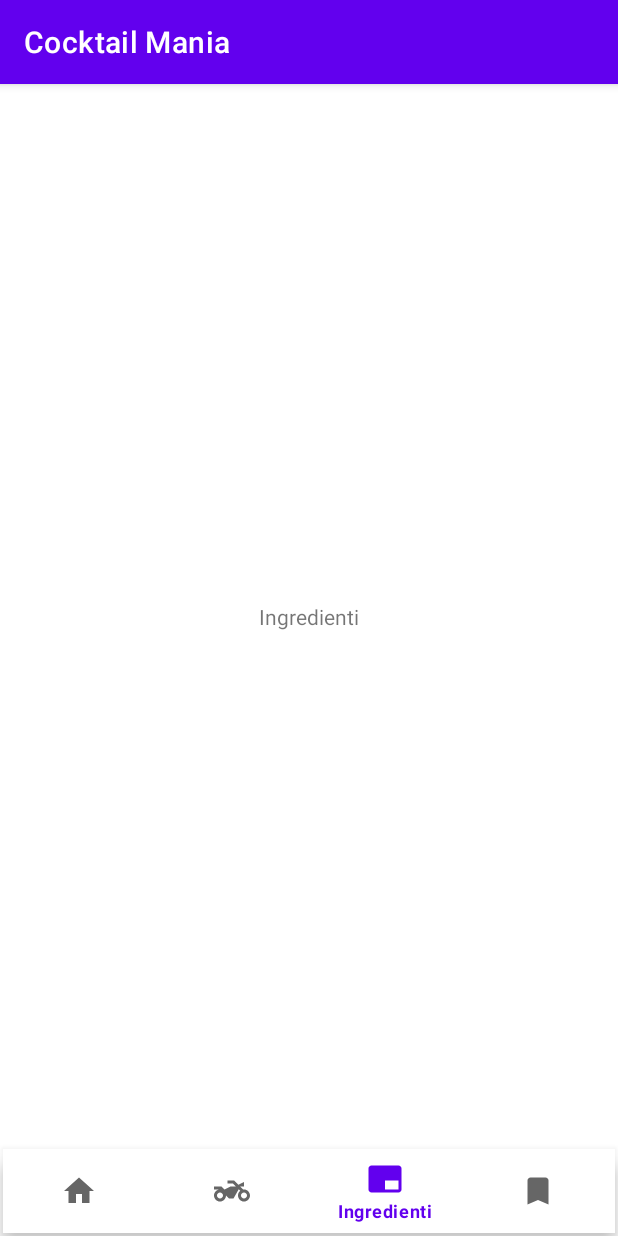
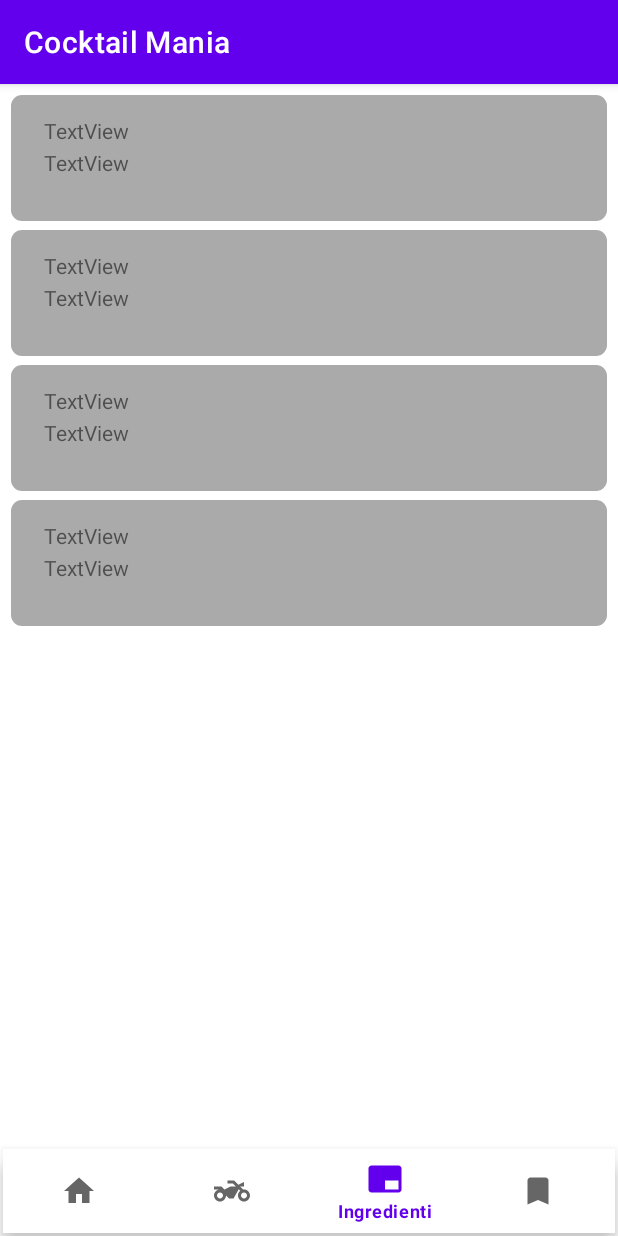
Before and after one commit to Menoz2000/Cocktail_Mania, an Android app: the IngredientActivity screen opened directly, with no data from a screen before it, on a phone screen of 412 x 824 dp. Run offline under Robolectric (Android 15) with nearby library versions, the phone set to English and light mode, and no system bars; 3 statements that could not run were skipped.

Commit message:
proco a fare la recycler view

```diff
--- a/app/src/main/java/com/example/cocktailmania/ingredient/IngredientActivity.java
+++ b/app/src/main/java/com/example/cocktailmania/ingredient/IngredientActivity.java
@@ -1,9 +1,13 @@
 package com.example.cocktailmania.ingredient;
 
 import androidx.appcompat.app.AppCompatActivity;
+import androidx.recyclerview.widget.LinearLayoutManager;
+import androidx.recyclerview.widget.RecyclerView;
 
 import android.content.Intent;
+import android.database.Cursor;
 import android.os.Bundle;
+import android.widget.Toast;
 
 import com.example.cocktailmania.naviga.MainActivity;
 import com.example.cocktailmania.R;
@@ -11,11 +15,15 @@ import com.example.cocktailmania.book.BookActivity;
 import com.example.cocktailmania.cocktail.CocktailActivity;
 import com.google.android.material.bottomnavigation.BottomNavigationView;
 
+import java.util.ArrayList;
+import java.util.List;
+
 public class IngredientActivity extends AppCompatActivity {
 
 
     Intent intent;
-
+    RecyclerView recyclerView;
+    List<IngredientElem> elems;
     @Override
     protected void onCreate(Bundle savedInstanceState) {
         super.onCreate(savedInstanceState);
@@ -29,19 +37,19 @@ public class IngredientActivity extends AppCompatActivity {
                 case R.id.navigaButton:
                     intent = new Intent(IngredientActivity.this, MainActivity.class);
                     startActivity(intent);
-                    overridePendingTransition(android.R.anim.slide_in_left,android.R.anim.slide_out_right);
+                    overridePendingTransition(android.R.anim.slide_in_left, android.R.anim.slide_out_right);
                     break;
 
                 case R.id.cocktailButton:
                     intent = new Intent(IngredientActivity.this, CocktailActivity.class);
                     startActivity(intent);
-                    overridePendingTransition(android.R.anim.slide_in_left,android.R.anim.slide_out_right);
+                    overridePendingTransition(android.R.anim.slide_in_left, android.R.anim.slide_out_right);
                     break;
 
                 case R.id.bookButton:
                     intent = new Intent(IngredientActivity.this, BookActivity.class);
                     startActivity(intent);
-                    overridePendingTransition(android.R.anim.slide_in_left,android.R.anim.slide_out_right);
+                    overridePendingTransition(android.R.anim.slide_in_left, android.R.anim.slide_out_right);
                     break;
 
                 default:
@@ -50,5 +58,18 @@ public class IngredientActivity extends AppCompatActivity {
 
             return true;
         });
+
+        recyclerView=findViewById(R.id.ingRv);
+
+        elems=new ArrayList<>();
+        elems.add(new IngredientElem(1,"ing_1.jpg","Ghiaccio","Ghiaccio a cubetti"));
+        elems.add(new IngredientElem(2,"ing_2.jpg","Gin","Gin mare"));
+        elems.add(new IngredientElem(3,"ing_3.jpg","Acqua Tonica",""));
+        elems.add(new IngredientElem(4,"ing_4.jpg","Limone",""));
+
+        LinearLayoutManager linearLayoutManager=new LinearLayoutManager(getApplicationContext());
+        recyclerView.setLayoutManager(linearLayoutManager);
+        IngredientAdapter ingredientAdapter=new IngredientAdapter((ArrayList<IngredientElem>) elems,IngredientActivity.this);
+        recyclerView.setAdapter(ingredientAdapter);
     }
 }
--- /dev/null
+++ b/app/src/main/java/com/example/cocktailmania/ingredient/IngredientAdapter.java
@@ -0,0 +1,71 @@
+package com.example.cocktailmania.ingredient;
+
+import android.content.Context;
+import android.view.LayoutInflater;
+import android.view.View;
+import android.view.ViewGroup;
+import android.widget.ImageView;
+import android.widget.TextView;
+import android.widget.Toast;
+
+import androidx.annotation.NonNull;
+import androidx.recyclerview.widget.RecyclerView;
+
+import com.example.cocktailmania.R;
+
+import java.util.ArrayList;
+
+public class IngredientAdapter extends RecyclerView.Adapter{
+
+    ArrayList<IngredientElem> elems;
+    Context context;
+
+    public IngredientAdapter(ArrayList<IngredientElem> elems, Context context) {
+        this.elems = elems;
+        this.context = context;
+    }
+
+    @NonNull
+    @Override
+    public RecyclerView.ViewHolder onCreateViewHolder(@NonNull ViewGroup parent, int viewType) {
+        View v= LayoutInflater.from(parent.getContext()).inflate(R.layout.ing_row,parent,false);
+        ViewHolder viewHolder=new ViewHolder(v);
+        return viewHolder;
+    }
+
+    @Override
+    public void onBindViewHolder(@NonNull RecyclerView.ViewHolder holder, int position) {
+        ViewHolder myViewHolder=(ViewHolder)holder;
+        myViewHolder.img.setImageDrawable(elems.get(position));
+        myViewHolder.nome.setText(elems.get(position));
+        myViewHolder.sottotitolo.setText(elems.get(position));
+
+
+        holder.itemView.setOnClickListener(new View.OnClickListener() {
+            @Override
+            public void onClick(View v) {
+                Toast.makeText(v.getContext(), elems.get(position),Toast.LENGTH_LONG).show();
+            }
+        });
+
+    }
+
+    @Override
+    public int getItemCount() {
+        return elems.size();
+    }
+
+    public class ViewHolder extends RecyclerView.ViewHolder{
+
+        TextView nome,sottotitolo;
+        ImageView img;
+
+        public ViewHolder(@NonNull View itemView) {
+            super(itemView);
+
+            img=itemView.findViewById(R.id.imageView);
+            nome=itemView.findViewById(R.id.ingNome);
+            sottotitolo=itemView.findViewById(R.id.ingSottotitolo);
+        }
+    }
+}
--- /dev/null
+++ b/app/src/main/java/com/example/cocktailmania/ingredient/IngredientElem.java
@@ -0,0 +1,60 @@
+package com.example.cocktailmania.ingredient;
+
+public class IngredientElem {
+    private int id;
+    private String img;
+    private String nome;
+    private String sottotitolo;
+
+    public IngredientElem(int id, String img, String nome, String sottotitolo) {
+        this.id = id;
+        this.img = img;
+        this.nome = nome;
+        this.sottotitolo = sottotitolo;
+    }
+
+    public IngredientElem() {
+    }
+
+    public int getId() {
+        return id;
+    }
+
+    public void setId(int id) {
+        this.id = id;
+    }
+
+    public String getImg() {
+        return img;
+    }
+
+    public void setImg(String img) {
+        this.img = img;
+    }
+
+    public String getNome() {
+        return nome;
+    }
+
+    public void setNome(String nome) {
+        this.nome = nome;
+    }
+
+    public String getSottotitolo() {
+        return sottotitolo;
+    }
+
+    public void setSottotitolo(String sottotitolo) {
+        this.sottotitolo = sottotitolo;
+    }
+
+    @Override
+    public String toString() {
+        return "IngredientElem{" +
+                "id=" + id +
+                ", img='" + img + '\'' +
+                ", nome='" + nome + '\'' +
+                ", sottotitolo='" + sottotitolo + '\'' +
+                '}';
+    }
+}
--- /dev/null
+++ b/app/src/main/res/drawable/custom_shape.xml
@@ -0,0 +1,13 @@
+<?xml version="1.0" encoding="utf-8"?>
+<shape xmlns:android="http://schemas.android.com/apk/res/android"
+    android:shape="rectangle">
+    <gradient
+        android:angle="270"
+        android:endColor="@android:color/darker_gray"
+        android:startColor="@android:color/darker_gray"></gradient>
+    <corners
+        android:bottomLeftRadius="7dp"
+        android:bottomRightRadius="7dp"
+        android:topLeftRadius="7dp"
+        android:topRightRadius="7dp"></corners>
+</shape>
--- a/app/src/main/res/layout/activity_ingredient.xml
+++ b/app/src/main/res/layout/activity_ingredient.xml
@@ -6,10 +6,14 @@
     android:layout_height="match_parent"
     tools:context=".ingredient.IngredientActivity">
 
-    <TextView
-        android:layout_width="wrap_content"
-        android:layout_height="wrap_content"
-        android:text="@string/ingredienti"
+    <androidx.recyclerview.widget.RecyclerView
+        android:id="@+id/ingRv"
+        android:layout_width="409dp"
+        android:layout_height="0dp"
+        android:layout_marginStart="2dp"
+        android:layout_marginTop="1dp"
+        android:layout_marginEnd="2dp"
+        android:layout_marginBottom="1dp"
         app:layout_constraintBottom_toTopOf="@+id/bottomNavigationView"
         app:layout_constraintEnd_toEndOf="parent"
         app:layout_constraintStart_toStartOf="parent"
--- /dev/null
+++ b/app/src/main/res/layout/ing_row.xml
@@ -0,0 +1,49 @@
+<?xml version="1.0" encoding="utf-8"?>
+<LinearLayout xmlns:android="http://schemas.android.com/apk/res/android"
+    xmlns:app="http://schemas.android.com/apk/res-auto"
+    xmlns:tools="http://schemas.android.com/tools"
+    android:layout_width="match_parent"
+    android:layout_height="wrap_content"
+    android:layout_marginLeft="6dp"
+    android:layout_marginTop="6dp"
+    android:layout_marginRight="6dp"
+    android:background="@drawable/custom_shape"
+    android:orientation="vertical"
+    android:padding="12dp">
+
+
+    <LinearLayout
+        android:layout_width="match_parent"
+        android:layout_height="60dp"
+        android:orientation="horizontal">
+
+        <ImageView
+            android:id="@+id/imageView"
+            android:layout_width="wrap_content"
+            android:layout_height="wrap_content"
+            android:layout_weight="1"
+            tools:srcCompat="@tools:sample/avatars" />
+
+        <LinearLayout
+            android:layout_width="match_parent"
+            android:layout_height="wrap_content"
+            android:layout_marginStart="10dp"
+            android:layout_weight="1"
+            android:orientation="vertical">
+
+            <TextView
+                android:id="@+id/ingNome"
+                android:layout_width="match_parent"
+                android:layout_height="wrap_content"
+                android:layout_marginTop="2dp"
+                android:layout_marginBottom="2dp"
+                android:text="TextView" />
+
+            <TextView
+                android:id="@+id/ingSottotitolo"
+                android:layout_width="match_parent"
+                android:layout_height="wrap_content"
+                android:text="TextView" />
+        </LinearLayout>
+    </LinearLayout>
+</LinearLayout>
```
Also changed, not shown: app/src/main/res/drawable/ing_1.jpg (added), app/src/main/res/drawable/ing_2.jpg (added), app/src/main/res/drawable/ing_3.jpg (added), app/src/main/res/drawable/ing_4.jpg (added), 32 other files.
